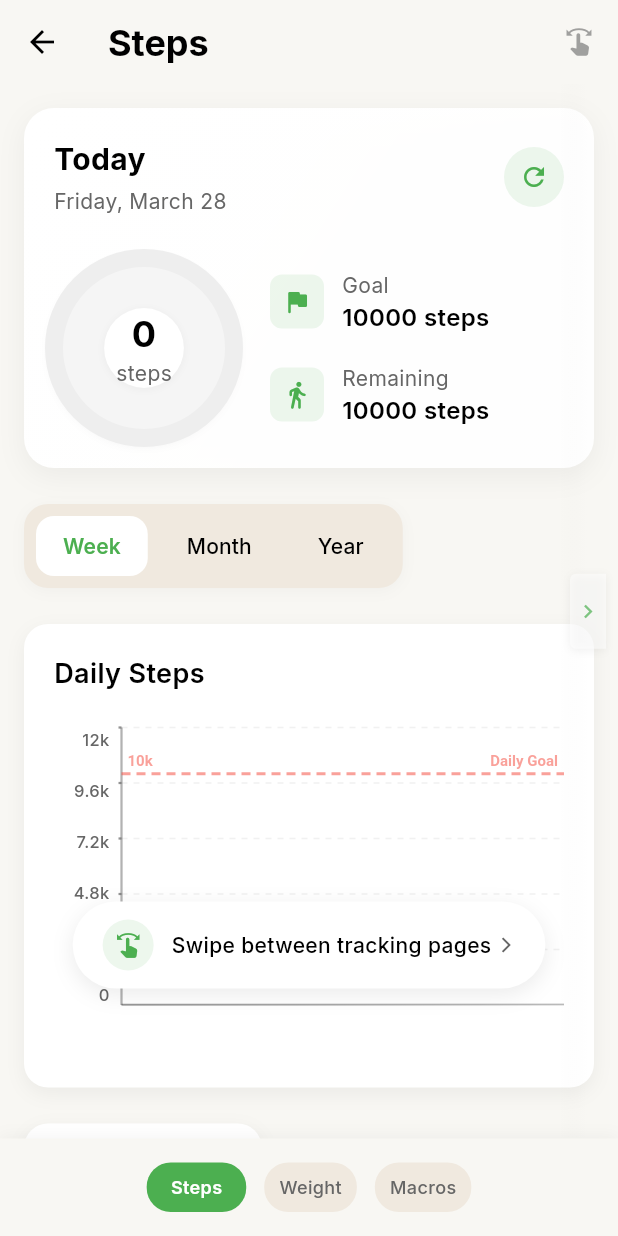
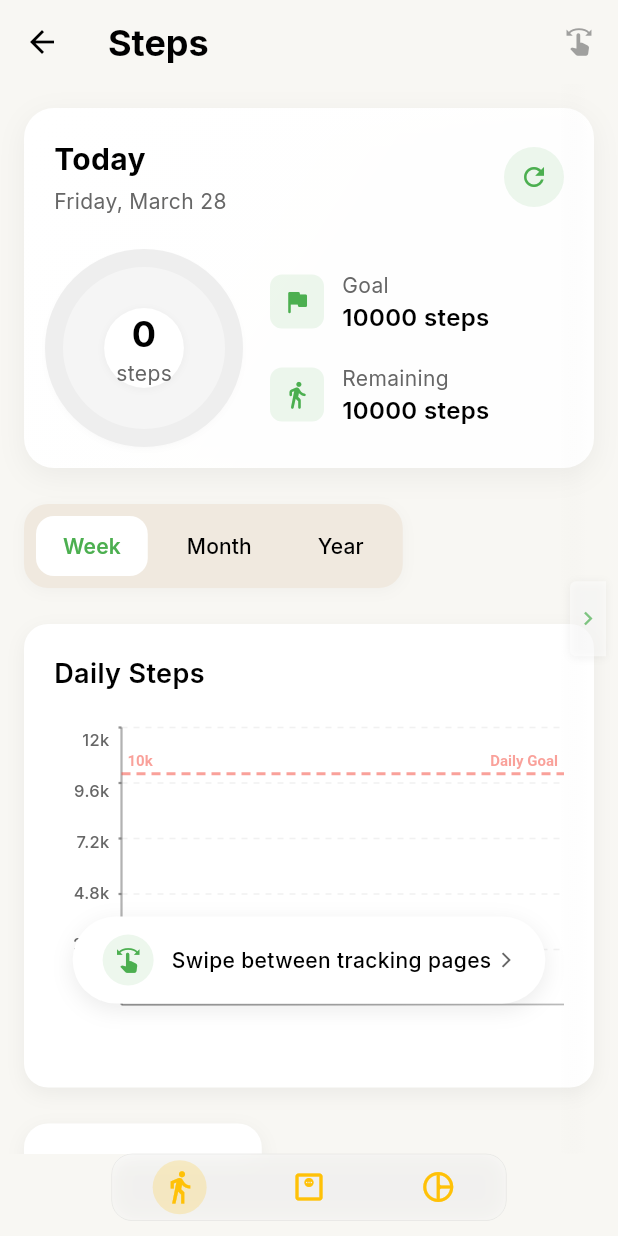
Before and after one commit to Sharathchenna/MacroBalance, a Flutter app: the TrackingPagesScreen screen opened directly, on a phone screen of 412 x 824 dp. Run offline on Flutter 3.47's test engine with Material 3 defaults, Android fonts, the phone set to English and light mode, and no system bars; our stand-ins replace camera, device_info_plus, firebase_core, firebase_messaging, flutter_local_notifications, flutter_svg and 13 more; missing offline and left inert: health, home_widget, posthog_flutter, purchases_flutter, purchases_ui_flutter, supabase_auth_ui; accounts and stored records are empty; network calls fail; statements that could not run were skipped.

Commit message:
navigation bar design changed

```diff
--- a/lib/screens/TrackingPagesScreen.dart
+++ b/lib/screens/TrackingPagesScreen.dart
@@ -1,3 +1,5 @@
+import 'dart:ui'; // Added for ImageFilter
+import 'package:flutter/cupertino.dart'; // Added for potential icons if needed
 import 'package:flutter/material.dart';
 import 'package:flutter/services.dart';
 import 'package:google_fonts/google_fonts.dart';
@@ -266,63 +268,104 @@ class _TrackingPagesScreenState extends State<TrackingPagesScreen>
     );
   }
 
+  // Replaces the old _buildPageIndicator
   Widget _buildPageIndicator(ThemeData theme, CustomColors customColors) {
-    return Container(
-      padding: const EdgeInsets.symmetric(vertical: 16),
+    final screenWidth = MediaQuery.of(context).size.width;
+    // Define icons for each page
+    final List<IconData> icons = [
+      Icons.directions_walk, // Steps
+      Icons.monitor_weight_outlined, // Weight
+      Icons.pie_chart_outline_rounded, // Macros
+    ];
+
+    return Padding(
+      // Add padding to mimic floating effect, adjust as needed
+      padding: EdgeInsets.only(
+        bottom: MediaQuery.of(context).padding.bottom + 10, // Respect safe area + extra space
+        left: screenWidth * 0.18, // Match dashboard horizontal padding
+        right: screenWidth * 0.18,
+      ),
+      child: ClipRRect(
+        borderRadius: BorderRadius.circular(14.0), // Match dashboard radius
+        child: BackdropFilter(
+          filter: ImageFilter.blur(sigmaX: 10.0, sigmaY: 10.0), // Frosted glass
+          child: Container(
+            height: 45, // Match dashboard height
+            padding: const EdgeInsets.symmetric(vertical: 4, horizontal: 2), // Match dashboard padding
             decoration: BoxDecoration(
-        color: theme.scaffoldBackgroundColor,
-        boxShadow: [
+              borderRadius: BorderRadius.circular(14.0),
+              color: theme.brightness == Brightness.light
+                  ? Colors.grey.shade50.withOpacity(0.4) // Match dashboard color
+                  : Colors.black.withOpacity(0.4), // Match dashboard color
+              border: Border.all( // Match dashboard border
+                color: theme.brightness == Brightness.light
+                    ? Colors.grey.withOpacity(0.2)
+                    : Colors.white.withOpacity(0.1),
+                width: 0.5,
+              ),
+              boxShadow: [ // Match dashboard shadow
                 BoxShadow(
-            color: Colors.black.withOpacity(0.04),
-            blurRadius: 8,
-            offset: const Offset(0, -2),
+                  color: theme.brightness == Brightness.light
+                      ? Colors.black.withOpacity(0.05)
+                      : Colors.black.withOpacity(0.2),
+                  blurRadius: 10,
+                  spreadRadius: 0,
                 ),
               ],
             ),
-      child: Column(
-        mainAxisSize: MainAxisSize.min,
-        children: [
-          // Page title indicators
-          Row(
-            mainAxisAlignment: MainAxisAlignment.center,
-            children: [
-              for (int i = 0; i < _titles.length; i++)
-                GestureDetector(
+            child: Row(
+              mainAxisAlignment: MainAxisAlignment.spaceEvenly,
+              children: List.generate(_titles.length, (index) {
+                return _buildTrackingNavItem( // Use the new helper function
+                  context: context,
+                  icon: icons[index],
+                  isActive: _currentPage == index,
                   onTap: () {
+                    if (_currentPage != index) {
+                      HapticFeedback.lightImpact();
                       _pageController.animateToPage(
-                      i,
+                        index,
                         duration: const Duration(milliseconds: 300),
                         curve: Curves.easeInOut,
                       );
+                    }
                   },
-                  child: AnimatedContainer(
-                    duration: const Duration(milliseconds: 200),
-                    margin: const EdgeInsets.symmetric(horizontal: 6),
-                    padding: EdgeInsets.symmetric(
-                      horizontal: i == _currentPage ? 16 : 10,
-                      vertical: 8,
-                    ),
-                    decoration: BoxDecoration(
-                      color: i == _currentPage
-                          ? customColors.accentPrimary
-                          : customColors.dateNavigatorBackground,
-                      borderRadius: BorderRadius.circular(16),
-                    ),
-                    child: Text(
-                      _titles[i],
-                      style: GoogleFonts.inter(
-                        fontSize: 12,
-                        fontWeight: i == _currentPage ? FontWeight.w600 : FontWeight.w500,
-                        color: i == _currentPage
-                            ? Colors.white
-                            : customColors.textSecondary,
+                );
+              }),
             ),
           ),
         ),
       ),
-            ],
+    );
+  }
+
+  // New helper function similar to _buildNavItemCompact from Dashboard
+  Widget _buildTrackingNavItem({
+    required BuildContext context,
+    required IconData icon,
+    required bool isActive,
+    required VoidCallback onTap,
+  }) {
+    return Expanded(
+      child: InkWell(
+        onTap: onTap,
+        customBorder: const CircleBorder(),
+        child: Container(
+          padding: const EdgeInsets.all(6), // Match dashboard padding
+          decoration: BoxDecoration(
+            // Use accent color with opacity for active state background
+            color: isActive
+                ? const Color(0xFFFFC107).withOpacity(0.2) // Match dashboard active bg
+                : Colors.transparent,
+            shape: BoxShape.circle,
           ),
-        ],
+          child: Icon(
+            icon,
+            // Use the same accent color for the icon itself
+            color: const Color(0xFFFFC107), // Match dashboard icon color
+            size: 24, // Match dashboard icon size
+          ),
+        ),
       ),
     );
   }
```
Lines whose indentation alone changed are shown as unchanged.
